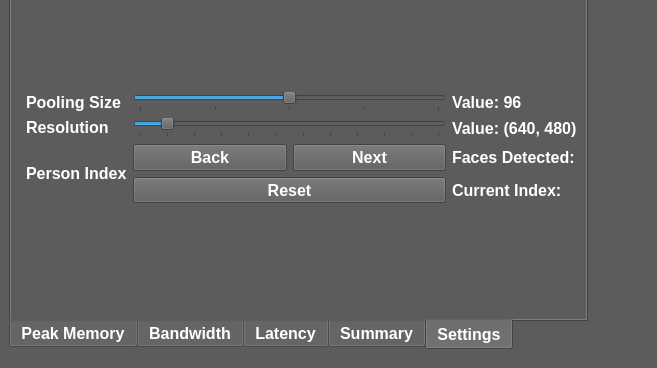
The window that src/ui/MainWindow.ui (iCAS-Lab/HiRISE-Demo) describes before a commit, drawn with Qt 5; both pictures show x 0 to 657 and y 519 to 887 of the 1200 by 887 pixel window.
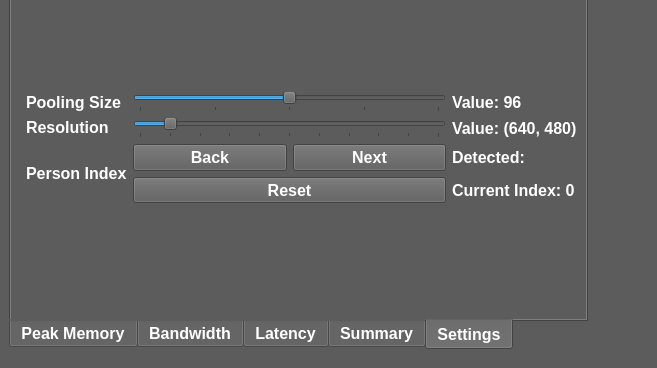
The same window after the commit. Custom widgets are drawn as their Qt base class.

Commit message: Gui is completely done with dynamic pooling and resolution. Can easily navigate between faces using next/back buttons.

The edit to the form file:
```diff
--- a/src/ui/MainWindow.ui
+++ b/src/ui/MainWindow.ui
@@ -298,7 +298,7 @@
                 <number>0</number>
                </property>
                <property name="maximum">
-                <number>11</number>
+                <number>10</number>
                </property>
                <property name="singleStep">
                 <number>1</number>
@@ -440,14 +440,14 @@
                <item>
                 <widget class="QLabel" name="facesDetected">
                  <property name="text">
-                  <string>Faces Detected:</string>
+                  <string>Detected:</string>
                  </property>
                 </widget>
                </item>
                <item>
                 <widget class="QLabel" name="currentIndex">
                  <property name="text">
-                  <string>Current Index:</string>
+                  <string>Current Index: 0</string>
                  </property>
                 </widget>
                </item>
```
The commit also changes 3 other files.
